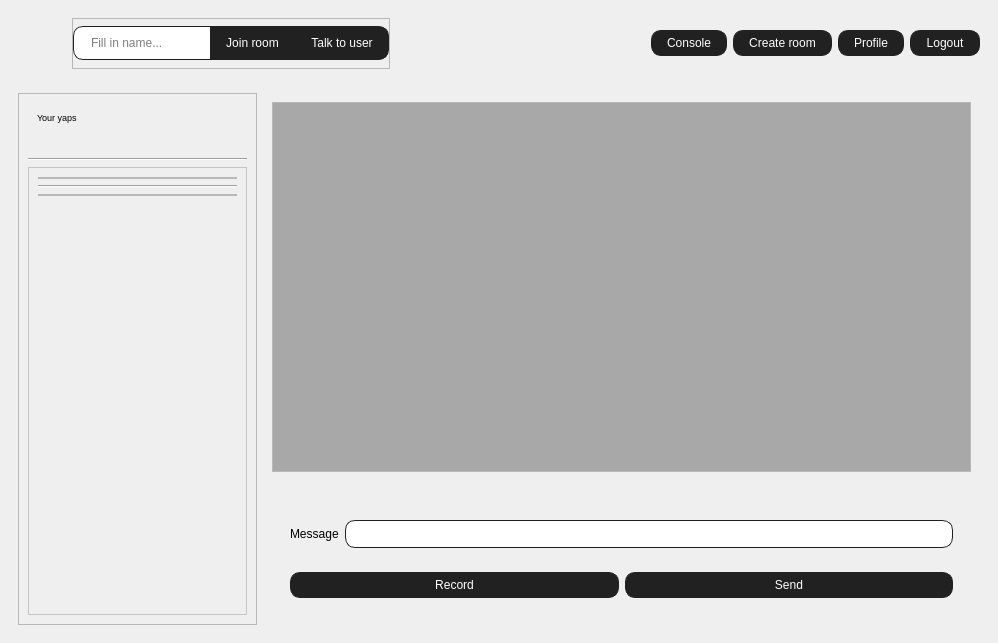
The window that PWChat/client/ui/mainwindow.ui (sarek167/PWChat) describes before a commit, drawn with Qt 5.
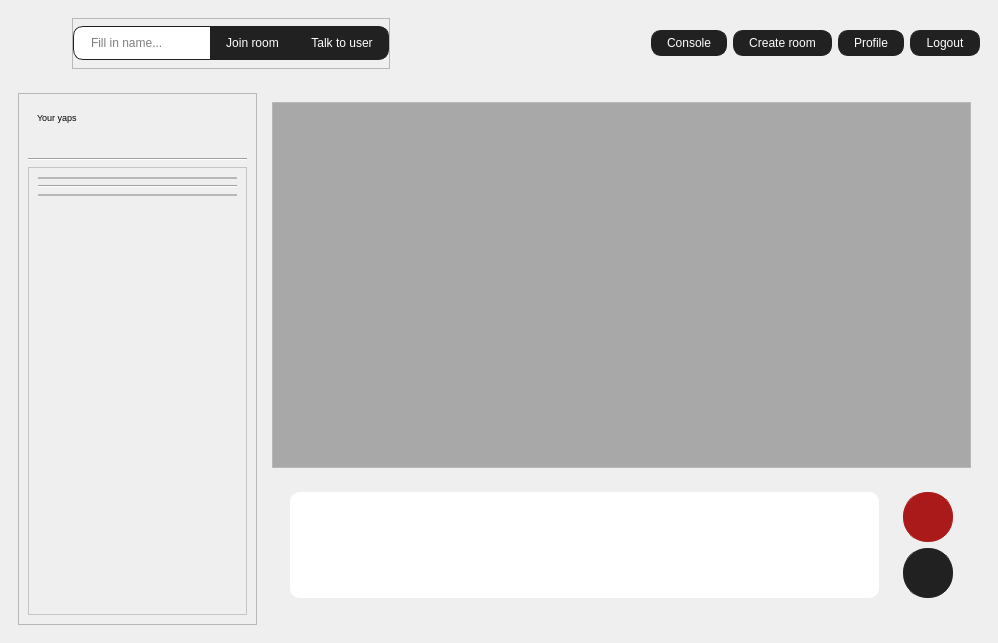
The same window after the commit. Icons and pictures are not drawn.

Commit message: 🔁 changed: gui for sending message to the goal one

Diff of the .ui file:
```diff
--- a/PWChat/client/ui/mainwindow.ui
+++ b/PWChat/client/ui/mainwindow.ui
@@ -23,6 +23,11 @@
 	border-radius: 10px;
 }
 
+QWidget[class=&quot;inputWidget&quot;] {
+	background-color: #fff;
+	border-radius: 10px;
+}
+
 QFrame[class=&quot;sideWidget&quot;]{
 	background-color: #fff;
 	border-radius: 10px;
@@ -45,6 +50,10 @@
 	padding: 5px 15px;
 }
 
+QLineEdit#editMess {
+  border: 0;
+}
+
 QPushButton {
 	background-color: #212121;
 	color: white;
@@ -56,6 +65,33 @@
 QPushButton:hover {
 	background-color: #fff;
 	color: #212121
+}
+
+QPushButton#btnRecordAudio {
+	qproperty-icon: url(&quot;:/mic-icon-white.svg&quot;);
+	icon-size: 32px;
+	height: 48px;
+	width: 48px;
+	background-color: #ab1a1a;
+	border: 1px solid #ab1a1a;
+	border-radius: 24px;
+	padding: 0;
+}
+
+
+QPushButton#btnSend {
+	qproperty-icon: url(&quot;:/send-icon-white.svg&quot;);
+	icon-size: 24px;
+	height: 48px;
+	width: 48px;
+	padding: 0;
+	border-radius: 24px
+}
+
+
+QPushButton#btnSend:hover {
+	qproperty-icon: url(&quot;:/send-icon-black.svg&quot;);
+
 }</string>
   </property>
   <widget class="QWidget" name="centralwidget">
@@ -366,13 +402,16 @@
             <property name="widgetResizable">
              <bool>true</bool>
             </property>
+            <property name="class" stdset="0">
+             <string/>
+            </property>
             <widget class="QWidget" name="MessagesWidget">
              <property name="geometry">
               <rect>
                <x>0</x>
                <y>0</y>
                <width>686</width>
-               <height>323</height>
+               <height>340</height>
               </rect>
              </property>
              <layout class="QVBoxLayout" name="verticalLayoutChat">
@@ -395,42 +434,52 @@
           </item>
           <item>
            <widget class="QWidget" name="sendConsoleWidget" native="true">
-            <layout class="QVBoxLayout" name="verticalLayout_3">
-             <item>
-              <widget class="QWidget" name="widget_5" native="true">
-               <layout class="QHBoxLayout" name="horizontalLayout_3"/>
-              </widget>
-             </item>
+            <property name="class" stdset="0">
+             <string>inputWidget</string>
+            </property>
+            <layout class="QHBoxLayout" name="horizontalLayout_3">
              <item>
               <widget class="QWidget" name="widget_6" native="true">
                <layout class="QHBoxLayout" name="horizontalLayout_4">
                 <item>
-                 <widget class="QLabel" name="labelMess">
-                  <property name="text">
-                   <string>Message</string>
+                 <widget class="QLineEdit" name="editMess">
+                  <property name="sizePolicy">
+                   <sizepolicy hsizetype="Expanding" vsizetype="Expanding">
+                    <horstretch>0</horstretch>
+                    <verstretch>0</verstretch>
+                   </sizepolicy>
+                  </property>
+                  <property name="alignment">
+                   <set>Qt::AlignmentFlag::AlignLeading|Qt::AlignmentFlag::AlignLeft|Qt::AlignmentFlag::AlignTop</set>
                   </property>
                  </widget>
                 </item>
-                <item>
-                 <widget class="QLineEdit" name="editMess"/>
-                </item>
                </layout>
               </widget>
              </item>
              <item>
               <widget class="QWidget" name="widget_7" native="true">
-               <layout class="QHBoxLayout" name="horizontalLayout_5">
+               <layout class="QVBoxLayout" name="verticalLayout_3">
                 <item>
                  <widget class="QPushButton" name="btnRecordAudio">
                   <property name="text">
-                   <string>Record</string>
+                   <string/>
+                  </property>
+                  <property name="icon">
+                   <iconset theme="QIcon::ThemeIcon::AudioInputMicrophone"/>
+                  </property>
+                  <property name="class" stdset="0">
+                   <string>inputBtn</string>
                   </property>
                  </widget>
                 </item>
                 <item>
                  <widget class="QPushButton" name="btnSend">
                   <property name="text">
-                   <string>Send</string>
+                   <string/>
+                  </property>
+                  <property name="class" stdset="0">
+                   <string>inputBtn</string>
                   </property>
                  </widget>
                 </item>
```
The commit also changes 5 other files.
